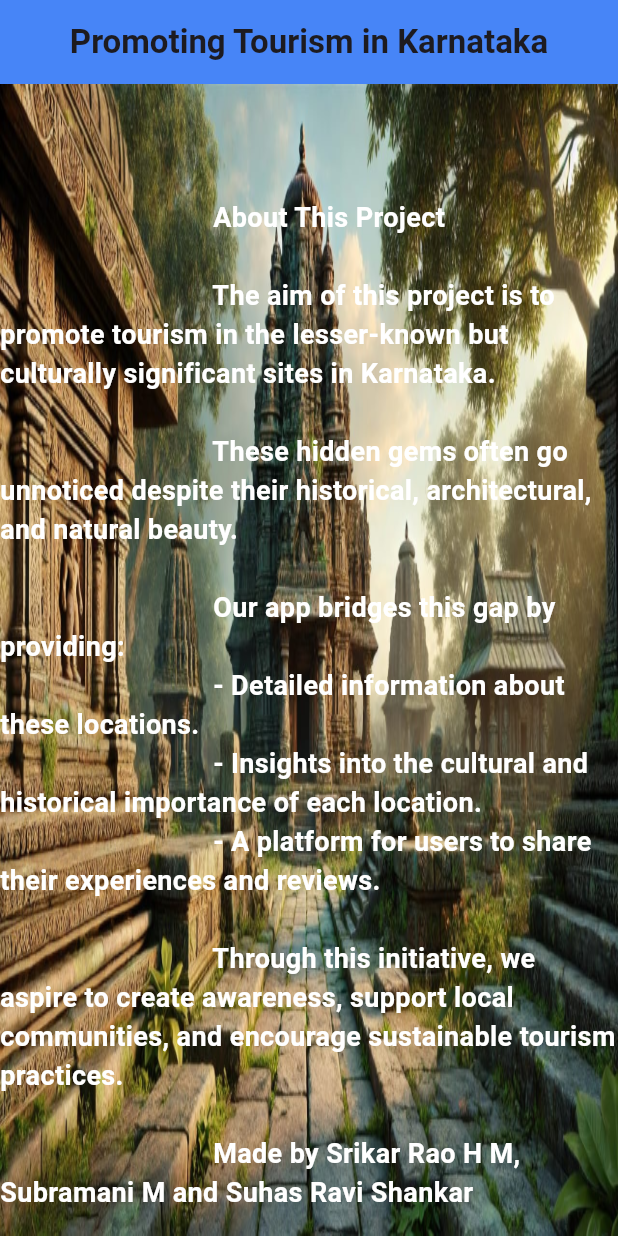
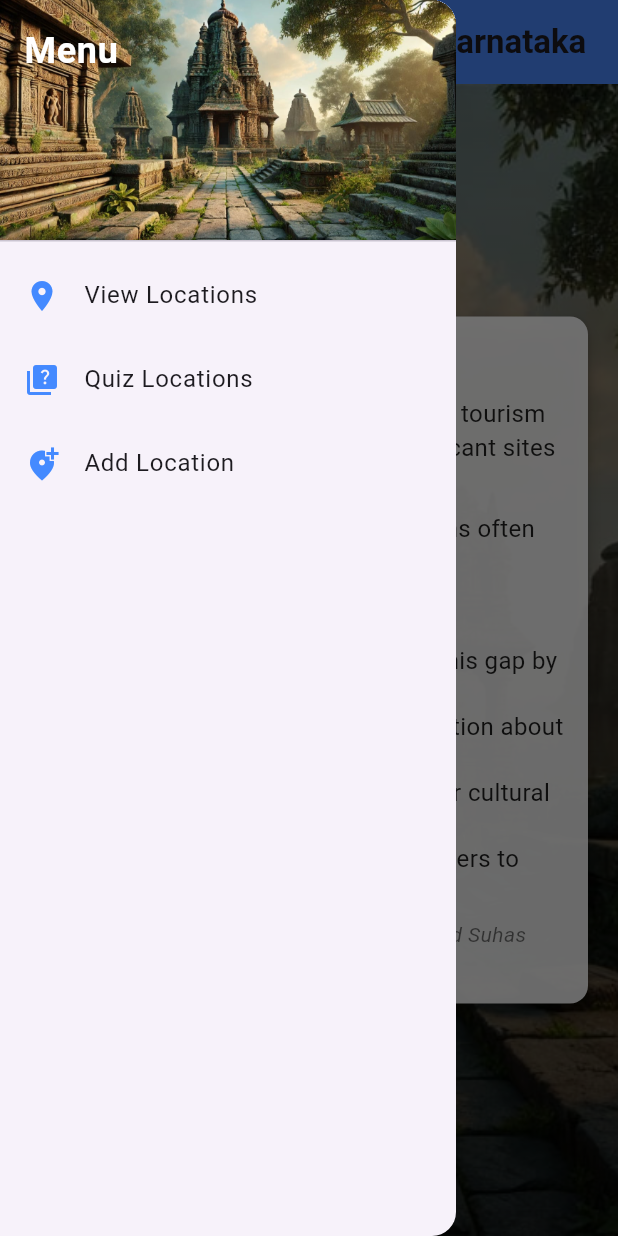
Before and after one commit to Mystery-Coder/Tourism-Promotion-App, a Flutter app: the screen it shows after launch, with the side drawer open (before the commit the screen has no drawer), on a phone screen of 412 x 824 dp. Run offline on Flutter 3.47's test engine with Material 3 defaults, Android fonts, the phone set to English and light mode, and no system bars; our stand-ins replace dio, flutter_map, flutter_spinkit, geolocator, latlong2, shared_preferences.

```diff
--- a/tourism_promotion_app/lib/src/add_location.dart
+++ b/tourism_promotion_app/lib/src/add_location.dart
@@ -10,6 +10,7 @@ class AddLocation extends StatefulWidget {
   State<AddLocation> createState() => _AddLocationState();
 }
 
+// ignore: constant_identifier_names
 const SERVER_URL = 'http://127.0.0.1:5500/add_location';
 
 class _AddLocationState extends State<AddLocation> {
--- a/tourism_promotion_app/lib/src/home_page.dart
+++ b/tourism_promotion_app/lib/src/home_page.dart
@@ -14,104 +14,159 @@ class HomePage extends StatelessWidget {
           ),
           centerTitle: true,
           backgroundColor: Colors.blueAccent,
-            elevation: 4),
-        body: DecoratedBox(
+          elevation: 4,
+        ),
+        drawer: Drawer(
+          child: ListView(
+            padding: EdgeInsets.zero,
+            children: [
+              DrawerHeader(
+                decoration: BoxDecoration(
+                  color: Colors.blueAccent,
+                  image: const DecorationImage(
+                    image: AssetImage('assets/images/bg_img-3.jpeg'),
+                    fit: BoxFit.cover,
+                  ),
+                ),
+                child: const Text(
+                  "Menu",
+                  style: TextStyle(
+                    color: Colors.white,
+                    fontSize: 24,
+                    fontWeight: FontWeight.bold,
+                  ),
+                ),
+              ),
+              _buildSidebarButton(
+                context,
+                title: "View Locations",
+                icon: Icons.location_on,
+                onPressed: () {
+                  Navigator.pushNamed(context, "/display_locations");
+                },
+              ),
+              _buildSidebarButton(
+                context,
+                title: "Quiz Locations",
+                icon: Icons.quiz,
+                onPressed: () {
+                  Navigator.pushNamed(context, "/quiz");
+                },
+              ),
+              _buildSidebarButton(
+                context,
+                title: "Add Location",
+                icon: Icons.add_location_alt,
+                onPressed: () {
+                  Navigator.pushNamed(context, "/add_location_path");
+                },
+              ),
+            ],
+          ),
+        ),
+        body: Stack(
+          children: [
+            // Background image with gradient overlay
+            DecoratedBox(
               decoration: const BoxDecoration(
                 image: DecorationImage(
                   image: AssetImage('assets/images/bg_img-3.jpeg'),
-                  fit: BoxFit.fill)),
-          child: Center(
+                  fit: BoxFit.cover,
+                ),
+              ),
+              child: Container(
+                decoration: BoxDecoration(
+                  gradient: LinearGradient(
+                    colors: [
+                      Colors.black.withOpacity(0.4),
+                      Colors.black.withOpacity(0.7),
+                    ],
+                    begin: Alignment.topCenter,
+                    end: Alignment.bottomCenter,
+                  ),
+                ),
+              ),
+            ),
+            // Centered content
+            Center(
+              child: SingleChildScrollView(
+                child: Padding(
+                  padding: const EdgeInsets.all(16.0),
                   child: Column(
-              mainAxisAlignment: MainAxisAlignment.start,
+                    mainAxisAlignment: MainAxisAlignment.center,
                     children: [
-                const SizedBox(height: 76),
-                Container(
-                  child: const Text(
+                      // About Section
+                      Card(
+                        elevation: 4,
+                        color: Colors.white.withOpacity(0.9),
+                        child: const Padding(
+                          padding: EdgeInsets.all(16.0),
+                          child: Column(
+                            crossAxisAlignment: CrossAxisAlignment.start,
+                            children: [
+                              Text(
+                                "About This Project",
+                                style: TextStyle(
+                                  fontSize: 20,
+                                  fontWeight: FontWeight.bold,
+                                  color: Colors.black,
+                                ),
+                              ),
+                              SizedBox(height: 8),
+                              Text(
+                                "The aim of this project is to promote tourism in lesser-known but culturally significant sites in Karnataka.",
+                                style: TextStyle(
+                                  fontSize: 16,
+                                  color: Colors.black87,
+                                ),
+                              ),
+                              SizedBox(height: 8),
+                              Text(
                                 """
-                              About This Project
-
-                              The aim of this project is to promote tourism in the lesser-known but culturally significant sites in Karnataka.
-
                                 These hidden gems often go unnoticed despite their historical, architectural, and natural beauty.
 
                                 Our app bridges this gap by providing:
                                 - Detailed information about these locations.
-                              - Insights into the cultural and historical importance of each location.
-                              - A platform for users to share their experiences and reviews.
-
-                              Through this initiative, we aspire to create awareness, support local communities, and encourage sustainable tourism practices.\n
-                              Made by Srikar Rao H M, Subramani M and Suhas Ravi Shankar
-                              """,
+                                - Insights into their cultural and historical importance.
+                                - A platform for users to share their experiences and reviews.""",
                                 style: TextStyle(
-                        fontSize: 18,
-                        fontWeight: FontWeight.w700,
-                        color: Colors.white),
+                                  fontSize: 16,
+                                  color: Colors.black87,
+                                  height: 1.4,
                                 ),
                               ),
-                const SizedBox(
-                  height: 100,
-                ),
-                Row(
-                  mainAxisAlignment: MainAxisAlignment.center,
-                  children: [
-                    ElevatedButton(
-                      onPressed: () {
-                        Navigator.pushNamed(context, "/display_locations");
-                      },
-                      style: ElevatedButton.styleFrom(
-                          backgroundColor: Colors.lightBlueAccent,
-                          fixedSize: const Size(200, 30)),
-                      child: const Text(
-                        "View Locations",
+                              SizedBox(height: 8),
+                              Text(
+                                "Made by Srikar Rao H M, Subramani M, and Suhas Ravi Shankar",
                                 style: TextStyle(
-                            fontSize: 17,
-                            color: Colors.black,
-                            fontWeight: FontWeight.w500),
-                      ),
-                    ),
-                    const SizedBox(
-                      width: 10,
-                    ),
-                    ElevatedButton(
-                      onPressed: () {
-                        Navigator.pushNamed(context, "/quiz");
-                      },
-                      style: ElevatedButton.styleFrom(
-                          backgroundColor: Colors.lightBlueAccent,
-                          fixedSize: const Size(200, 30)),
-                      child: const Text(
-                        "Quiz Locations",
-                        style: TextStyle(
-                            fontSize: 17,
-                            color: Colors.black,
-                            fontWeight: FontWeight.w500),
-                      ),
-                    ),
-                    const SizedBox(
-                      width: 10,
-                    ),
-                    ElevatedButton(
-                      onPressed: () {
-                        Navigator.pushNamed(context, "/add_location_path");
-                      },
-                      style: ElevatedButton.styleFrom(
-                          backgroundColor: Colors.lightBlueAccent,
-                          fixedSize: const Size(200, 30)),
-                      child: const Text(
-                        "Add Location",
-                        style: TextStyle(
-                            fontSize: 17,
-                            color: Colors.black,
-                            fontWeight: FontWeight.w500),
+                                  fontSize: 14,
+                                  fontStyle: FontStyle.italic,
+                                  color: Colors.black54,
                                 ),
                               ),
                             ],
+                          ),
+                        ),
                       ),
                     ],
                   ),
                 ),
               ),
             ),
+          ],
+        ),
+      ),
+    );
+  }
+
+  Widget _buildSidebarButton(BuildContext context,
+      {required String title,
+      required IconData icon,
+      required VoidCallback onPressed}) {
+    return ListTile(
+      leading: Icon(icon, color: Colors.blueAccent),
+      title: Text(title),
+      onTap: onPressed,
     );
   }
 }
--- a/tourism_promotion_app/lib/src/location_details.dart
+++ b/tourism_promotion_app/lib/src/location_details.dart
@@ -2,6 +2,7 @@
 
 import 'package:dio/dio.dart';
 import 'package:flutter/material.dart';
+import 'package:flutter/services.dart';
 import 'package:flutter_spinkit/flutter_spinkit.dart';
 
 // ignore: constant_identifier_names
@@ -88,10 +89,15 @@ class _LocationDetailsState extends State<LocationDetails> {
                     const SizedBox(
                       height: 20,
                     ),
-                    Text(
-                      'Description: ${locationDetails['desc']}',
-                      style: const TextStyle(
-                          fontSize: 18, fontWeight: FontWeight.w600),
+                    Padding(
+                      padding: const EdgeInsets.fromLTRB(60, 0, 60, 0),
+                      child: Text(
+                        'Description: ${locationDetails['desc']}',
+                        style: const TextStyle(
+                          fontSize: 16,
+                          fontWeight: FontWeight.w300,
+                        ),
+                      ),
                     ),
                     const SizedBox(
                       height: 20,
@@ -99,15 +105,34 @@ class _LocationDetailsState extends State<LocationDetails> {
                     Text(
                       'Distance To You: ${locationDetails['dist']} km',
                       style: const TextStyle(
-                          fontSize: 18, fontWeight: FontWeight.w600),
+                          fontSize: 16, fontWeight: FontWeight.w300),
                     ),
                     const SizedBox(
                       height: 20,
                     ),
-                    Text(
-                      'Directions: ${locationDetails['maps_link']}',
-                      style: const TextStyle(
-                          fontSize: 18, fontWeight: FontWeight.w600),
+                    Row(
+                      mainAxisAlignment: MainAxisAlignment.center,
+                      children: [
+                        SelectableText(
+                          'Directions: ${locationDetails['maps_link']}',
+                          style: const TextStyle(
+                              fontSize: 16,
+                              fontWeight: FontWeight.w300,
+                              color: Colors.blue,
+                              decoration: TextDecoration.underline),
+                        ),
+                        IconButton(
+                            onPressed: () {
+                              Clipboard.setData(ClipboardData(
+                                  text: locationDetails['maps_link']));
+                              ScaffoldMessenger.of(context)
+                                  .showSnackBar(const SnackBar(
+                                content: Text("Copied Link"),
+                                duration: Duration(seconds: 1),
+                              ));
+                            },
+                            icon: const Icon(Icons.copy))
+                      ],
                     )
                   ],
                 ),
```
Lines whose indentation alone changed are shown as unchanged.
